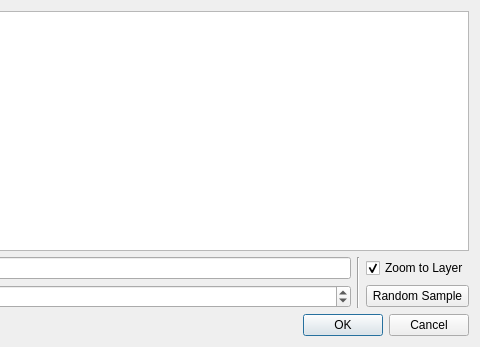
Old version of the form main_dialog.ui in the repository ismailsunni/qgis-encoded-polyline; both pictures show x 296 to 776 and y 0 to 347 of the 776 by 347 pixel window.
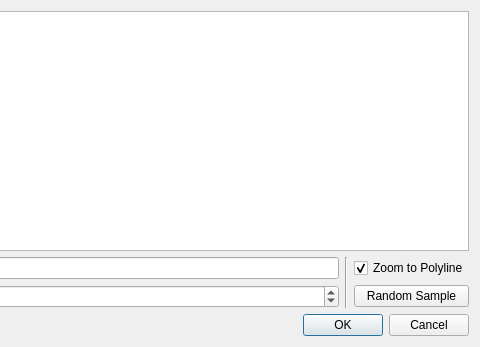
New version of the form.

Commit message: Replace zoom to layer with zoom to polyline.

```diff
--- a/main_dialog.ui
+++ b/main_dialog.ui
@@ -73,7 +73,7 @@
    <item row="1" column="2">
     <widget class="QCheckBox" name="zoomToLayerCheckBox">
      <property name="text">
-      <string>Zoom to Layer</string>
+      <string>Zoom to Polyline</string>
      </property>
      <property name="checked">
       <bool>true</bool>
```
